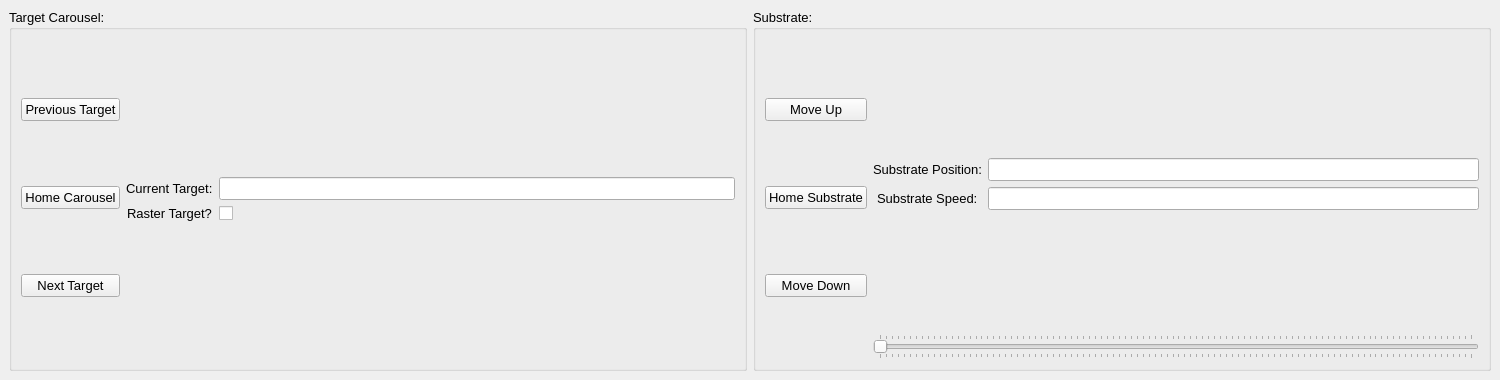
Above: src/ui/docked_motor_control.ui from ibrummel/PLD-Laser-Brain before the change. Below: the same form after it.
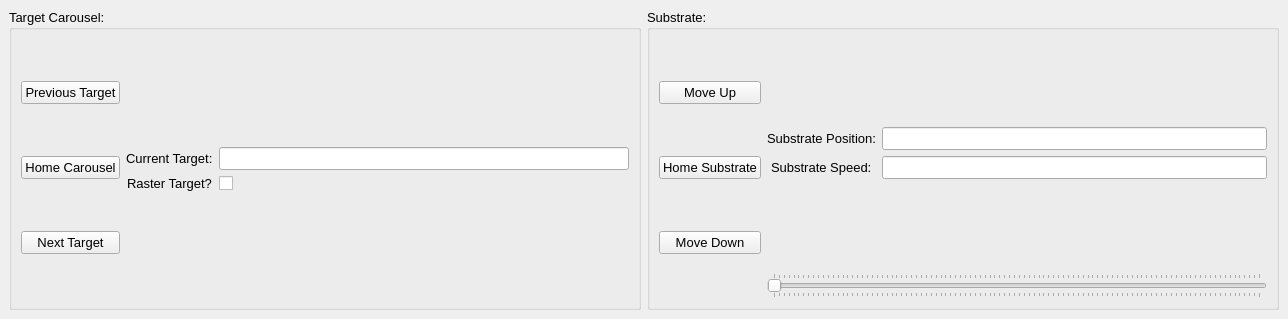
That is the form after the change. Icons and pictures are not drawn.

Commit message: Changes to layout sizes to match smaller screen of the control pc

The edit to the form file:
```diff
--- a/src/ui/docked_motor_control.ui
+++ b/src/ui/docked_motor_control.ui
@@ -6,8 +6,8 @@
    <rect>
     <x>0</x>
     <y>0</y>
-    <width>1500</width>
-    <height>380</height>
+    <width>1288</width>
+    <height>319</height>
    </rect>
   </property>
   <property name="sizePolicy">
@@ -18,8 +18,8 @@
   </property>
   <property name="minimumSize">
    <size>
-    <width>1500</width>
-    <height>380</height>
+    <width>1288</width>
+    <height>319</height>
    </size>
   </property>
   <property name="font">
@@ -40,6 +40,9 @@
       <layout class="QHBoxLayout" name="horizontalLayout_2" stretch="0,0">
        <item>
         <layout class="QVBoxLayout" name="verticalLayout_3">
+         <property name="spacing">
+          <number>10</number>
+         </property>
          <item>
           <widget class="QPushButton" name="btn_carousel_prev">
            <property name="text">
@@ -123,6 +126,9 @@
       <layout class="QHBoxLayout" name="horizontalLayout">
        <item>
         <layout class="QVBoxLayout" name="verticalLayout">
+         <property name="spacing">
+          <number>10</number>
+         </property>
          <item>
           <widget class="QPushButton" name="btn_sub_up">
            <property name="text">
```
The commit also changes 2 other files.
